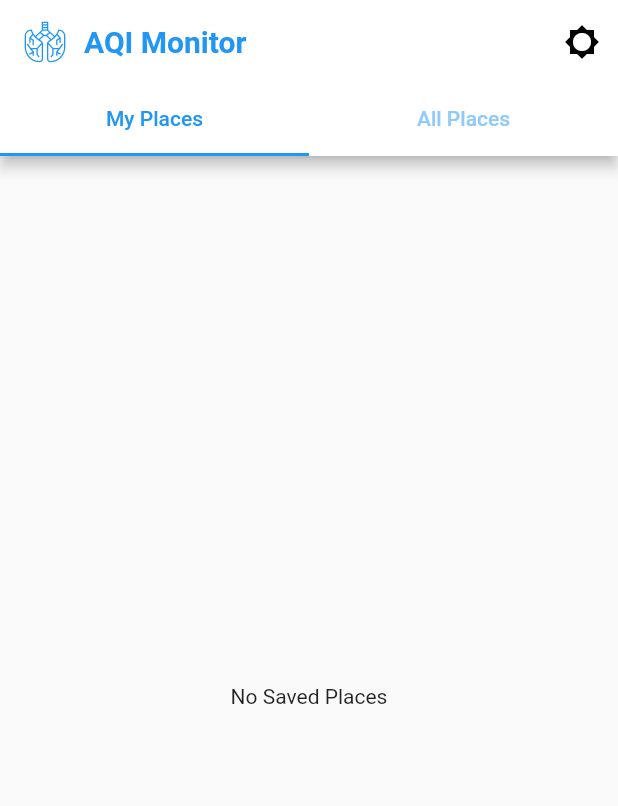
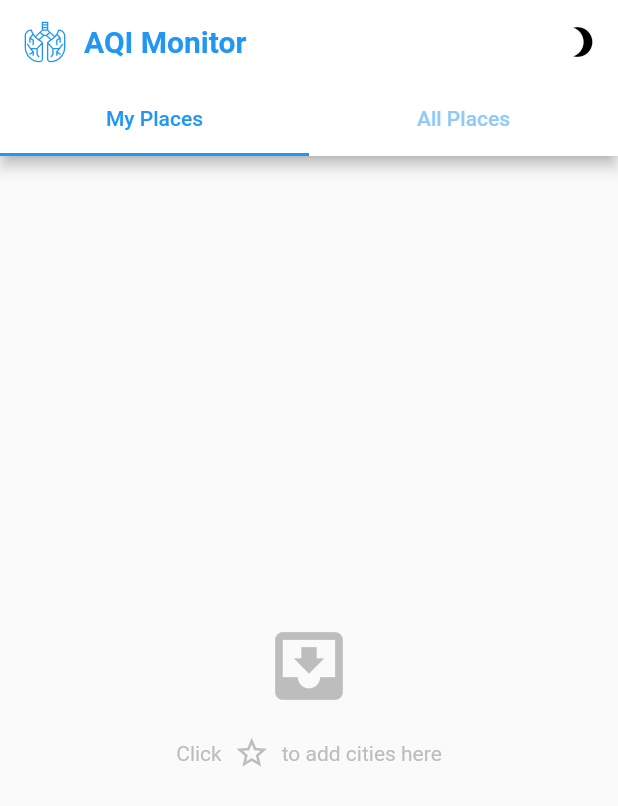
Before and after one commit to annshsingh/AQI_Monitor, a Flutter app: the screen it shows after launch, on a phone screen of 412 x 824 dp. Shown: the top 806 px of the screen. Run offline on Flutter 3.47's test engine with Material 2 defaults, Android fonts, the phone set to English and light mode, and no system bars; our stand-ins replace flutter_svg, hive, hive_flutter, shared_preferences; accounts and stored records are empty; generated files the repository leaves out were written again; Roboto replaces fonts that are missing (Ubuntu-Regular.ttf).

Commit message:
Added visual feedback as a SnackBar on click of star button. Changed Locations screen card layout to make it more clean along with minor UI changes

```diff
--- a/lib/UI/allplaces_tab.dart
+++ b/lib/UI/allplaces_tab.dart
@@ -71,10 +71,19 @@ class _AllPlacesTabState extends State<AllPlacesTab> {
               ),
             ),
             trailing: IconButton(
-              icon: _buildFavoriteButton(myPlacesBloc, cities[index]),
+              icon: _buildFavoriteButton(myPlacesBloc, cities[index], context),
               onPressed: () {
                 ///Check whether to add place to PlacesBox
                 myPlacesBloc.togglePlace(cities[index]);
+                myPlacesBloc.containsPlace(cities[index])
+                    ? Scaffold.of(context).showSnackBar(
+                        _createSnackBar(Colors.green,
+                            "${cities[index]} added to My Places"),
+                      )
+                    : Scaffold.of(context).showSnackBar(
+                        _createSnackBar(Colors.red,
+                            "${cities[index]} removed from My Places"),
+                      );
               },
             ),
             title: Text(
@@ -99,7 +108,8 @@ class _AllPlacesTabState extends State<AllPlacesTab> {
 
   ///This method is used to toggle Star icon depending on the fact that
   ///the PlacesBox has the city or not
-  Widget _buildFavoriteButton(MyPlacesBloc bloc, String cityName) {
+  Widget _buildFavoriteButton(
+      MyPlacesBloc bloc, String cityName, BuildContext context) {
     return StreamBuilder<List<Place>>(
       stream: bloc.myPlacesStream,
       initialData: <Place>[],
@@ -110,4 +120,16 @@ class _AllPlacesTabState extends State<AllPlacesTab> {
       },
     );
   }
+
+  ///Method to create a SnackBar depending on the fact that the place is
+  ///in the Places Box or not
+  Widget _createSnackBar(Color color, String message) {
+    return SnackBar(
+      elevation: 6.0,
+      behavior: SnackBarBehavior.floating,
+      backgroundColor: color,
+      content: Text("$message"),
+      duration: Duration(milliseconds: 1000),
+    );
+  }
 }
--- a/lib/UI/home_page.dart
+++ b/lib/UI/home_page.dart
@@ -55,8 +55,8 @@ class _MyHomePageState extends State<MyHomePage> {
           actions: <Widget>[
             IconButton(
               icon: Icon(Provider.of<Settings>(context).isDarkMode
-                  ? Icons.brightness_high
-                  : Icons.brightness_low),
+                  ? Icons.brightness_7
+                  : Icons.brightness_3),
               onPressed: () {
                 changeTheme(
                     Provider.of<Settings>(context, listen: false).isDarkMode
--- a/lib/UI/myplaces_tab.dart
+++ b/lib/UI/myplaces_tab.dart
@@ -28,7 +28,7 @@ class _MyPlacesTabState extends State<MyPlacesTab> {
       valueListenable: placeBox.listenable(),
       builder: (context, Box<Place> box, _) {
         return box.values.toList().length == 0
-            ? Center(child: Text("No Saved Places"))
+            ? Center(child: _emptyLayout())
             : ListView.separated(
                 padding:
                     const EdgeInsets.only(top: 8, left: 8, right: 8, bottom: 8),
@@ -80,4 +80,51 @@ class _MyPlacesTabState extends State<MyPlacesTab> {
       },
     );
   }
+
+  ///layout to be shown when there is no data
+  Widget _emptyLayout() {
+    return Column(
+      mainAxisSize: MainAxisSize.min,
+      mainAxisAlignment: MainAxisAlignment.center,
+      children: <Widget>[
+        Padding(
+          padding: const EdgeInsets.all(8.0),
+          child: Icon(
+            Icons.move_to_inbox,
+            size: 60.0,
+            color: Colors.grey[400],
+          ),
+        ),
+        Row(
+          mainAxisAlignment: MainAxisAlignment.center,
+          children: <Widget>[
+            Text(
+              "Click",
+              style: TextStyle(
+                fontFamily: Utils.ubuntuRegularFont,
+                fontSize: 14,
+                color: Colors.grey[400],
+              ),
+            ),
+            Padding(
+              padding: const EdgeInsets.all(8.0),
+              child: Icon(
+                Icons.star_border,
+                size: 24.0,
+                color: Colors.grey[400],
+              ),
+            ),
+            Text(
+              "to add cities here",
+              style: TextStyle(
+                fontFamily: Utils.ubuntuRegularFont,
+                fontSize: 14,
+                color: Colors.grey[400],
+              ),
+            )
+          ],
+        )
+      ],
+    );
+  }
 }
```
Also changed, not shown: lib/UI/location_screen.dart (+27 -7 lines).
